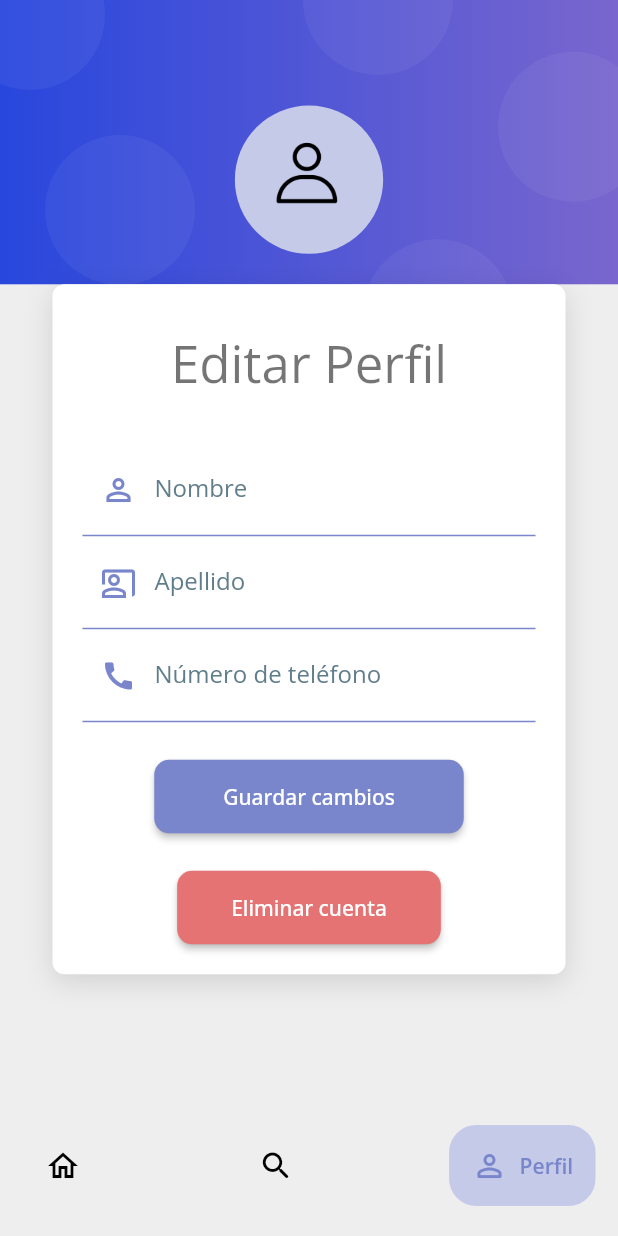
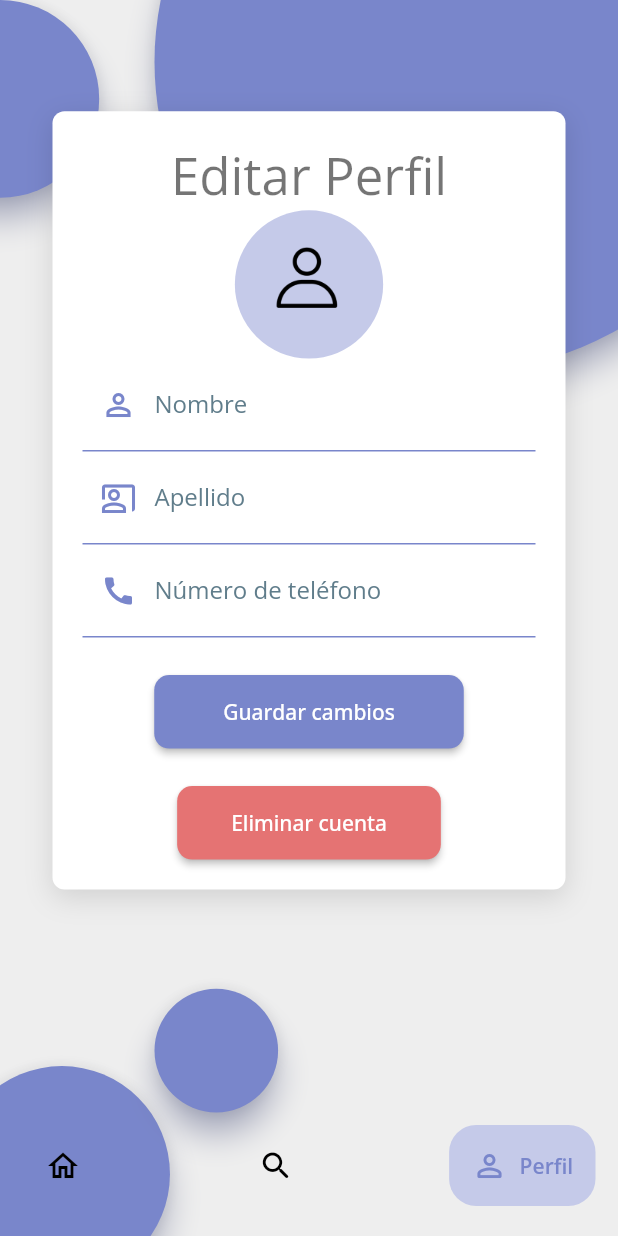
Before and after one commit to moisesmtzs/agenda_modular, a Flutter app: the UpdateProfilePage screen opened by its route, on a phone screen of 412 x 824 dp. Run offline on Flutter 3.47's test engine with Material 2 defaults, Android fonts, the phone set to English and light mode, and no system bars; drawn by our look-alikes of google_nav_bar; our stand-ins replace flutter_svg, get, get_storage, google_fonts, image_picker; accounts and stored records are empty.

Commit message:
Rediseño update page

```diff
--- a/lib/src/screens/home/home_controller.dart
+++ b/lib/src/screens/home/home_controller.dart
@@ -21,10 +21,8 @@ class HomeController extends GetxController {
   }
 
   void logOut() {
-
     GetStorage().remove('user');
     Get.offNamedUntil('/', (route) => false);
-
   }
 
   void confirmationDialog( BuildContext context ) {
--- a/lib/src/screens/home/home_page.dart
+++ b/lib/src/screens/home/home_page.dart
@@ -96,8 +96,8 @@ class HomePage extends StatelessWidget {
       children: <Widget>[
         CustomPaint(
           painter: DrawCircle(
-            offset: Offset(widthOfScreen * 0.04, heightOfScreen * 0.08),
-            radius: widthOfScreen * 0.2,
+            offset: Offset(widthOfScreen * 0.0005, heightOfScreen * 0.08),
+            radius: widthOfScreen * 0.16,
             color: Colors.indigo.shade300,
             hasShadow: true,
             shadowColor: Colors.indigo[200],
--- a/lib/src/screens/search/search_page.dart
+++ b/lib/src/screens/search/search_page.dart
@@ -67,8 +67,8 @@ class SearchPage extends StatelessWidget {
       children: <Widget>[
         CustomPaint(
           painter: DrawCircle(
-            offset: Offset(widthOfScreen * 0.04, heightOfScreen * 0.08),
-            radius: widthOfScreen * 0.2,
+            offset: Offset(widthOfScreen * 0.0005, heightOfScreen * 0.08),
+            radius: widthOfScreen * 0.16,
             color: Colors.indigo.shade300,
             hasShadow: true,
             shadowColor: Colors.indigo[200],
--- a/lib/src/screens/update/update_profile_controller.dart
+++ b/lib/src/screens/update/update_profile_controller.dart
@@ -26,7 +26,6 @@ class UpdateProfileController extends GetxController {
   TextEditingController nameController = TextEditingController();
   TextEditingController lastNameController = TextEditingController();
   TextEditingController phoneController = TextEditingController();
-  TextEditingController emailController = TextEditingController();
 
   UpdateProfileController() {
     nameController.text = userSession.name ?? '';
@@ -85,7 +84,7 @@ class UpdateProfileController extends GetxController {
         newUser?.sessionToken = userSession.sessionToken;
         if ( responseApi?.success == true ) {
           GetStorage().write('user', newUser?.toJson());
-          Get.snackbar(responseApi?.message ?? '', '');
+          Get.snackbar( 'Actualización finalizada' ,responseApi?.message ?? '');
           isEnable.value = true;
         } else {
           isEnable.value = true;
@@ -208,10 +207,10 @@ class UpdateProfileController extends GetxController {
     );
 
     showDialog(
-        context: context,
-        builder: (BuildContext context) {
-          return alertDialog;
-        }
+      context: context,
+      builder: (BuildContext context) {
+        return alertDialog;
+      }
     );
   }
 
--- a/lib/src/screens/update/update_profile_page.dart
+++ b/lib/src/screens/update/update_profile_page.dart
@@ -1,5 +1,6 @@
 // ignore_for_file: use_key_in_widget_constructors, prefer_const_constructors, avoid_unnecessary_containers, unused_local_variable, unnecessary_new, avoid_print, unused_import, non_constant_identifier_names
 import 'dart:convert';
+import 'package:agenda_app/src/widgets/custom_painters.dart';
 import 'package:flutter/material.dart';
 import 'package:flutter/scheduler.dart';
 import 'package:get/get.dart';
@@ -21,20 +22,22 @@ class UpdateProfilePage extends StatelessWidget {
     return Scaffold(
       body: Stack(
         children: [
-          _purpleBox(context),
+          drawCircles(context),
           SingleChildScrollView(
             physics: BouncingScrollPhysics(),
             keyboardDismissBehavior: ScrollViewKeyboardDismissBehavior.onDrag,
               child: Column(
                 children: [
+                  // _purpleBox(context),
                   // SizedBox(height: MediaQuery.of(context).size.height * 0.006),
-                  SizedBox(height: MediaQuery.of(context).size.height * 0.23),
+                  SizedBox(height: MediaQuery.of(context).size.height * 0.09),
                   CardContainer(
                     child: Column(
                       children: [
-                        SizedBox( height: 10 ),
                         Text( 'Editar Perfil', style: Theme.of(context).textTheme.headline4 ),
-                        SizedBox( height: 30 ),
+                        // SizedBox( height: 10 ),
+                        _headerIcon(context),
+                        // SizedBox( height: 20 ),
                         _updateForm(context)
                       ],
                     )
@@ -44,7 +47,7 @@ class UpdateProfilePage extends StatelessWidget {
               )
 
           ),
-        ],
+        ]
       ),
       bottomNavigationBar: Padding(
         padding: const EdgeInsets.only( left: 15, right: 15, bottom: 20, top: 10 ),
@@ -82,13 +85,57 @@ class UpdateProfilePage extends StatelessWidget {
     );
   }
 
+  Widget drawCircles(BuildContext context) {
+
+    var heightOfScreen = MediaQuery.of(context).size.height;
+    var widthOfScreen = MediaQuery.of(context).size.width;
+    return Column(
+      children: <Widget>[
+        CustomPaint(
+          painter: DrawCircle(
+            offset: Offset(widthOfScreen * 0.0005, heightOfScreen * 0.08),
+            radius: widthOfScreen * 0.16,
+            color: Colors.indigo.shade300,
+            hasShadow: true,
+            shadowColor: Colors.indigo[200],
+          ),
+        ),
+        CustomPaint(
+          painter: DrawCircle(
+            offset: Offset(widthOfScreen * 0.75, heightOfScreen * 0.05),
+            radius: widthOfScreen * 0.5,
+            color: Colors.indigo.shade300,
+            hasShadow: true,
+            shadowColor: Colors.indigo[200],
+          ),
+        ),
+        CustomPaint(
+          painter: DrawCircle(
+            offset: Offset(widthOfScreen * 0.1, heightOfScreen * 0.95),
+            radius: widthOfScreen * 0.175,
+            color: Colors.indigo.shade300,
+            hasShadow: true,
+            shadowColor: Colors.indigo[200],
+          ),
+        ),
+        CustomPaint(
+          painter: DrawCircle(
+            offset: Offset(widthOfScreen * 0.35, heightOfScreen * 0.85),
+            radius: widthOfScreen * 0.1,
+            color: Colors.indigo.shade300,
+            hasShadow: true,
+            shadowColor: Colors.indigo[200],
+          ),
+        ),
+      ],
+    );
+  }
+
   Widget _headerIcon(BuildContext context) {
 
     return SafeArea(
-      child: Container(
-        // width: double.infinity,
+      child: SizedBox(
         height: MediaQuery.of(context).size.height * 0.12,
-        margin: EdgeInsets.only(top: 50),
         child: GestureDetector(
           onTap: () => updatePageController.showAlertDialog(context),
           child: GetBuilder<UpdateProfileController> (
@@ -104,49 +151,6 @@ class UpdateProfilePage extends StatelessWidget {
           )
         ),
       ),
-    );
-
-  }
-
-  Widget _purpleBox(BuildContext context) {
-
-    final size = MediaQuery.of(context).size;
-
-    return Container(
-      width: double.infinity,
-      height: size.height * 0.23,
-      decoration: BoxDecoration(
-        gradient: LinearGradient(
-          colors: const [
-            Color.fromARGB(255, 40, 71, 221),
-            Color.fromARGB(255, 121, 102, 206),
-          ]
-        )
-      ),
-      child: Stack(
-        alignment: Alignment.center,
-        children: [
-          Positioned(child: _Bubble(), top: 90, left: 30),
-          Positioned(child: _Bubble(), top: -40, left: -30),
-          Positioned(child: _Bubble(), top: -50, right: 110),
-          Positioned(child: _Bubble(), bottom: -70, right: 70),
-          Positioned(child: _Bubble(), bottom: 55, right: -20),
-          _headerIcon(context),
-        ]
-      ),
-    );
-
-  }
-
-  Widget _Bubble(){
-
-    return Container(
-      width: 100,
-      height: 100,
-      decoration: BoxDecoration(
-        borderRadius: BorderRadius.circular(100),
-        color: Color.fromRGBO(255, 255, 255, 0.05)
-      )
     );
 
   }
```
